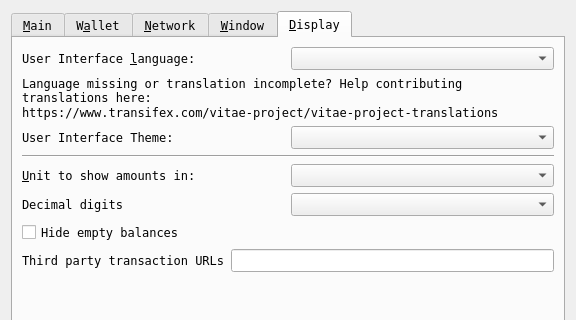
wqking-misc/AureusXIV, file src/qt/forms/optionsdialog.ui: the form before one commit; both pictures show x 0 to 576 and y 0 to 320 of the 576 by 518 pixel window.
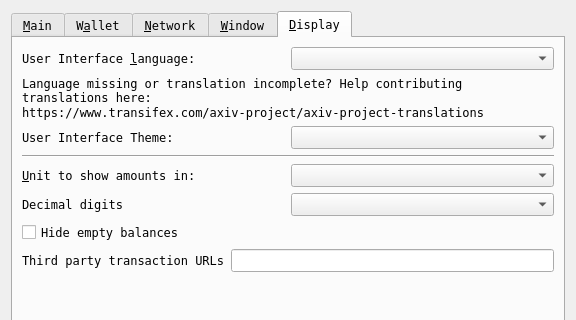
The form after the commit. Custom widgets are drawn as their Qt base class.

Patch:
```diff
--- a/src/qt/forms/optionsdialog.ui
+++ b/src/qt/forms/optionsdialog.ui
@@ -552,7 +552,7 @@
          </property>
          <property name="text">
           <string>Language missing or translation incomplete? Help contributing translations here:
-https://www.transifex.com/vitae-project/vitae-project-translations</string>
+https://www.transifex.com/axiv-project/axiv-project-translations</string>
          </property>
          <property name="wordWrap">
           <bool>true</bool>
```
